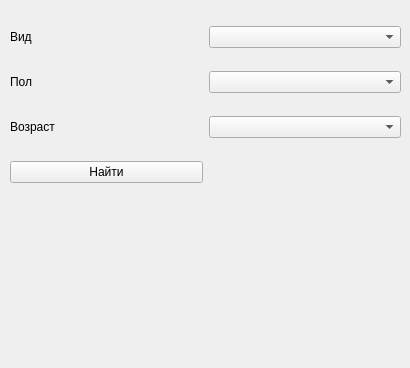
Qt form ui/time_series_of_primary_numbers.ui (TwistRU/DVO_RAN_Banding_birds) before a commit.
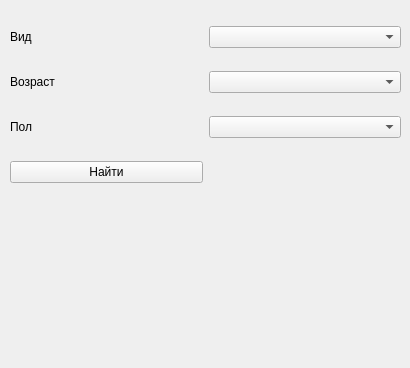
The same form after that commit. Custom widgets are drawn as their Qt base class.

Commit message: Correction of grammatical and logical defects

The edit to the form file:
```diff
--- a/ui/time_series_of_primary_numbers.ui
+++ b/ui/time_series_of_primary_numbers.ui
@@ -45,13 +45,6 @@
       </property>
      </widget>
     </item>
-    <item row="1" column="0">
-     <widget class="QLabel" name="label_3">
-      <property name="text">
-       <string>Пол</string>
-      </property>
-     </widget>
-    </item>
     <item row="4" column="1">
      <widget class="QLabel" name="label_found">
       <property name="text">
@@ -69,10 +62,14 @@
       </property>
      </widget>
     </item>
-    <item row="1" column="1">
-     <widget class="ExtendedComboBox" name="combo_box_gender"/>
-    </item>
     <item row="2" column="0">
+     <widget class="QLabel" name="label_3">
+      <property name="text">
+       <string>Пол</string>
+      </property>
+     </widget>
+    </item>
+    <item row="1" column="0">
      <widget class="QLabel" name="label_2">
       <property name="text">
        <string>Возраст</string>
@@ -80,6 +77,9 @@
      </widget>
     </item>
     <item row="2" column="1">
+     <widget class="ExtendedComboBox" name="combo_box_gender"/>
+    </item>
+    <item row="1" column="1">
      <widget class="ExtendedComboBox" name="combo_box_age"/>
     </item>
    </layout>
```
The commit also changes 2 other files.
